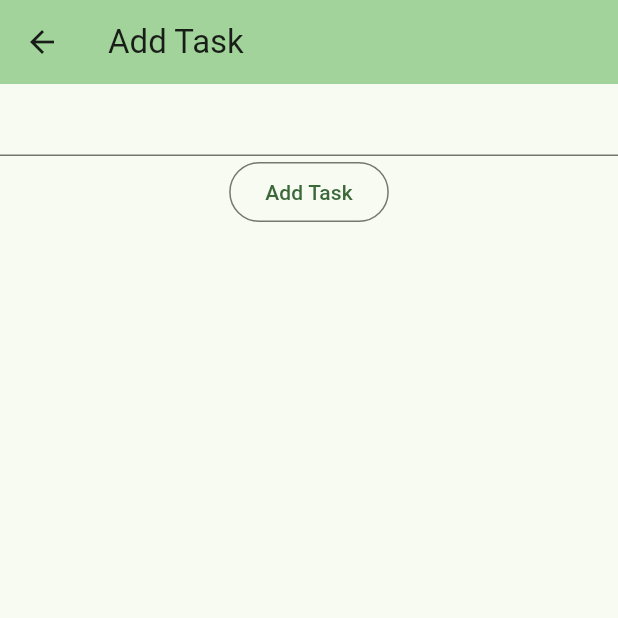
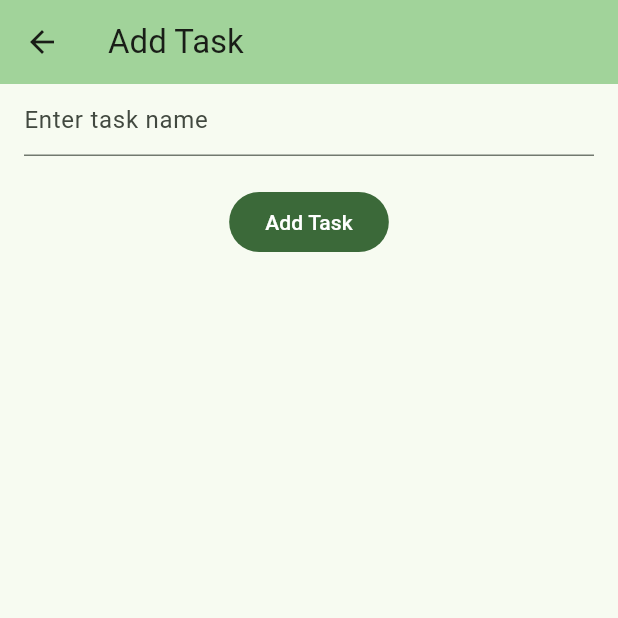
Before and after one commit to johnoricha/TaskManager, a Flutter app: the AddEditTaskScreen screen opened directly, on a phone screen of 412 x 824 dp, the top half of it. Run offline on Flutter 3.47's test engine with Material 3 defaults, Android fonts, the phone set to English and light mode, and no system bars; our stand-ins replace connectivity_plus, dio, equatable, flutter_bloc, get_it, retrofit and 1 more; accounts and stored records are empty; generated files the repository leaves out were written again; network calls fail.

Commit message:
complete task deletion, handle cubit state status

```diff
--- a/lib/data/local/task_provider.dart
+++ b/lib/data/local/task_provider.dart
@@ -1,12 +1,13 @@
 import 'package:task_manager/data/local/models/task_entity.dart';
+import 'package:task_manager/data/remote/models/api_response.dart';
 
 abstract class TaskProvider {
 
-  Future<void> insertTask(TaskEntity task);
+  Future<ApiResponse<void>> insertTask(TaskEntity task);
 
-  Future<List<TaskEntity>> getTasks();
+  Future<ApiResponse<List<TaskEntity>>> getTasks();
 
-  Future<void> updateTask(TaskEntity task);
+  Future<ApiResponse<void>> updateTask(TaskEntity task);
 
-  Future<void> deleteTask(int taskId);
+  Future<ApiResponse<void>> deleteTask(int taskId);
 }
--- a/lib/ui/add_edit_tasks/add_edit_task_screen.dart
+++ b/lib/ui/add_edit_tasks/add_edit_task_screen.dart
@@ -16,6 +16,7 @@ class AddEditTaskScreen extends StatefulWidget {
 class _AddEditTaskScreenState extends State<AddEditTaskScreen> {
   late TextEditingController _textEditingController;
   final TasksCubit _cubit = getIt.get<TasksCubit>();
+  bool _isBtnEnabled = false;
 
   @override
   Widget build(BuildContext context) {
@@ -25,16 +26,31 @@ class _AddEditTaskScreenState extends State<AddEditTaskScreen> {
         title: Text(widget.isEditMode ? 'Edit Task' : 'Add Task'),
       ),
       body: Center(
+        child: Padding(
+          padding: const EdgeInsets.symmetric(horizontal: 16),
           child: Column(
               mainAxisAlignment: MainAxisAlignment.start,
               children: <Widget>[
-              TextField(
+                Column(
+                  children: [
+                    TextFormField(
+                      decoration: InputDecoration(hintText: 'Enter task name'),
                       controller: _textEditingController,
                       onChanged: (value) {
+                        setState(() {
+                          _isBtnEnabled = _textEditingController.text.isEmpty;
+                        });
                       },
                     ),
-              OutlinedButton(
-                  onPressed: () {
+                  ],
+                ),
+                const SizedBox(
+                  height: 20,
+                ),
+                FilledButton(
+                    onPressed: _isBtnEnabled
+                        ? null
+                        : () {
                             widget.isEditMode
                                 ? _cubit.updateTask(Task(
                                     id: widget.task?.id,
@@ -46,6 +62,7 @@ class _AddEditTaskScreenState extends State<AddEditTaskScreen> {
                           },
                     child: Text(widget.isEditMode ? 'Update Task' : 'Add Task'))
               ]),
+        ),
       ),
     );
   }
--- a/lib/ui/tasks/cubit/tasks_state.dart
+++ b/lib/ui/tasks/cubit/tasks_state.dart
@@ -1,17 +1,51 @@
 import 'package:equatable/equatable.dart';
 import 'package:task_manager/data/local/models/task_entity.dart';
 import 'package:task_manager/data/sync_status.dart';
+import 'package:task_manager/ui/cubit_status_state.dart';
 
 class TasksState extends Equatable {
   final List<Task> tasks;
+  final StateStatus? getTasksStateStatus;
+  final StateStatus? updateTaskStateStatus;
+  final StateStatus? deleteTaskStateStatus;
+  final StateStatus? createTaskStateStatus;
+  final StateStatus? syncTasksStateStatus;
 
-  const TasksState({required this.tasks});
+  const TasksState({
+    required this.tasks,
+    this.getTasksStateStatus,
+    this.updateTaskStateStatus,
+    this.deleteTaskStateStatus,
+    this.createTaskStateStatus,
+    this.syncTasksStateStatus,
+  });
 
-  TasksState copyWith({List<Task>? tasks}) =>
-      TasksState(tasks: tasks ?? this.tasks);
+  TasksState copyWith({
+    List<Task>? tasks,
+    StateStatus? getTasksStateStatus,
+    StateStatus? updateTaskStateStatus,
+    StateStatus? deleteTaskStateStatus,
+    StateStatus? createTaskStateStatus,
+    StateStatus? syncTasksStateStatus,
+  }) =>
+      TasksState(
+        tasks: tasks ?? this.tasks,
+        getTasksStateStatus: getTasksStateStatus ?? const InitialState(),
+        updateTaskStateStatus: updateTaskStateStatus ?? const InitialState(),
+        deleteTaskStateStatus: deleteTaskStateStatus ?? const InitialState(),
+        createTaskStateStatus: createTaskStateStatus ?? const InitialState(),
+        syncTasksStateStatus: syncTasksStateStatus ?? const InitialState(),
+      );
 
   @override
-  List<Object?> get props => [tasks];
+  List<Object?> get props => [
+        tasks,
+        getTasksStateStatus,
+        updateTaskStateStatus,
+        deleteTaskStateStatus,
+        createTaskStateStatus,
+        syncTasksStateStatus,
+      ];
 }
 
 class Task extends Equatable {
```
Also changed, not shown: lib/data/app_repository.dart (+4 -6 lines), lib/data/app_repository_impl.dart (+22 -51 lines), lib/data/local/models/task_provider.dart (+48 -11 lines), lib/ui/components/task_item.dart (+23 -2 lines), lib/ui/tasks/cubit/tasks_cubit.dart (+59 -12 lines), lib/ui/tasks/tasks_screen.dart (+177 -136 lines). Lines whose indentation alone changed are shown as unchanged.
